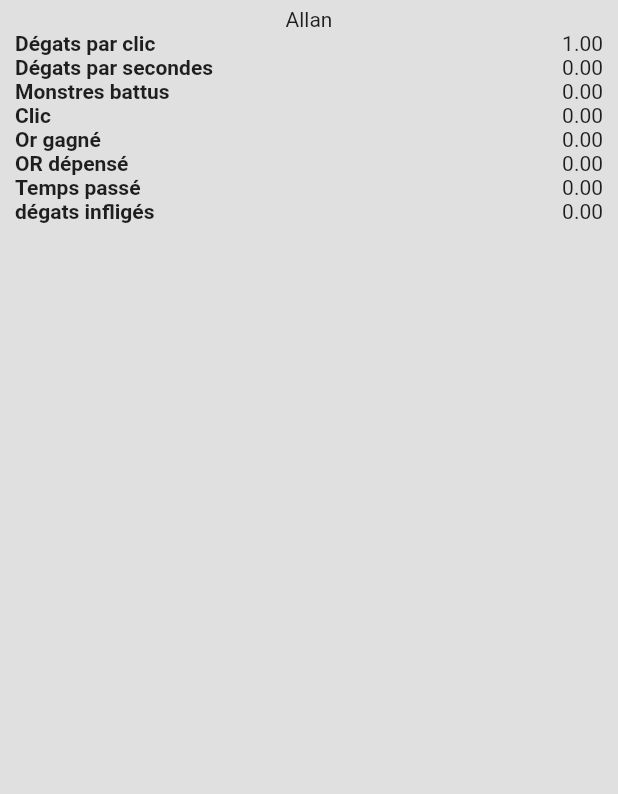
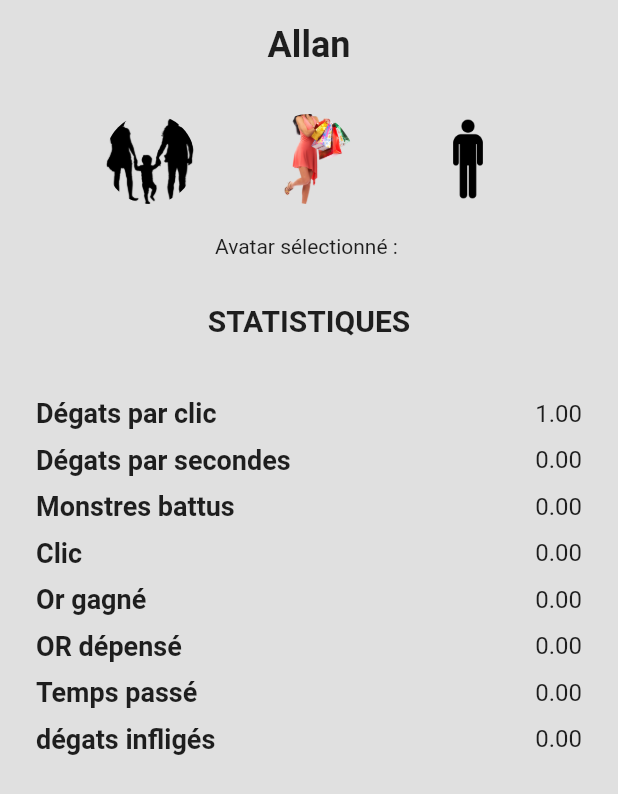
Before and after one commit to SonexGit/amaterasu, a Flutter app: the ProfileScreen widget shown alone on an empty page, opened directly, on a phone screen of 412 x 824 dp. Shown: the top 794 px of the screen. Run offline on Flutter 3.47's test engine with Material 2 defaults, Android fonts, the light colour scheme and no system bars; our stand-ins replace animated_splash_screen, carousel_slider, flutter_svg, shared_preferences; missing offline and left inert: animated_button, multiavatar, snapping_sheet; accounts and stored records are empty; network calls fail.

Commit message:
avatar pour profil

```diff
--- a/lib/main.dart
+++ b/lib/main.dart
@@ -19,7 +19,7 @@ class MyApp extends StatelessWidget {
       home: AnimatedSplashScreen(
         splash: Image.asset("assets/screen/Bienvenue.png"),
         splashIconSize: 500,
-        duration: 5000,
+        duration: 100,
         nextScreen: const BottomBar(),
         splashTransition: SplashTransition.scaleTransition,
       ),
--- a/lib/screens/profile/profile_screen.dart
+++ b/lib/screens/profile/profile_screen.dart
@@ -1,5 +1,7 @@
 import 'package:flutter/material.dart';
-
+import 'package:multiavatar/multiavatar.dart';
+import 'package:flutter_svg/flutter_svg.dart';
+import 'package:shared_preferences/shared_preferences.dart';
 import '../../entities/enemy.dart';
 
 class ProfileScreen extends StatefulWidget {
@@ -10,41 +12,162 @@ class ProfileScreen extends StatefulWidget {
 }
 
 class _ProfileScreenState extends State<ProfileScreen> {
+  String _selectedAvatar = "Bienvenue";
+  bool _showBienvenue = true;
+  bool _showFemme = true;
+  bool _showHomme = true;
+
+  @override
+  void initState() {
+    super.initState();
+    _loadSelectedAvatar();
+  }
+
+  void _loadSelectedAvatar() async {
+    var prefs = await SharedPreferences.getInstance();
+    setState(() {
+      _selectedAvatar = prefs.getString('selectedAvatar') ?? 'Bienvenue';
+      _showBienvenue = _selectedAvatar == 'Bienvenue';
+      _showFemme = _selectedAvatar == 'Femme';
+      _showHomme = _selectedAvatar == 'Homme';
+    });
+  }
+
+  void _saveSelectedAvatar(String value) async {
+    var prefs = await SharedPreferences.getInstance();
+    print("test: $_selectedAvatar");
+    await prefs.setString('selectedAvatar', value);
+  }
+
   @override
   Widget build(BuildContext context) {
     return Container(
-        padding: const EdgeInsets.symmetric(vertical: 5.0, horizontal: 10.0),
+      padding: const EdgeInsets.symmetric(vertical: 16.0, horizontal: 24.0),
       color: Colors.grey.shade300,
       child: Column(
+        crossAxisAlignment: CrossAxisAlignment.stretch,
         children: [
-            Text(player.name),
+          Text(
+            player.name,
+            textAlign: TextAlign.center,
+            style: const TextStyle(
+              fontSize: 24,
+              fontWeight: FontWeight.bold,
+            ),
+          ),
+          const SizedBox(height: 16),
           Column(
-              children: player.stats.entries
-                  .map<MapEntry<String, Widget>>(
-                    (entry) => MapEntry(
-                      entry.key,
+            children: [
+              const SizedBox(height: 16),
+              Column(
+                children: [
+                  Row(
+                      mainAxisAlignment: MainAxisAlignment.spaceEvenly,
+                      children: [
+                        GestureDetector(
+                          onTap: () {
+                            setState(() {
+                              _selectedAvatar = "Bienvenue";
+                              _showBienvenue = true;
+                              _showFemme = false;
+                              _showHomme = false;
+                            });
+                            _saveSelectedAvatar(_selectedAvatar);
+                          },
+                          child: CircleAvatar(
+                            backgroundColor: _showBienvenue
+                                ? Colors.white
+                                : Colors.transparent,
+                            radius: 30,
+                            backgroundImage:
+                                const AssetImage("assets/screen/enfants.png"),
+                          ),
+                        ),
+                        GestureDetector(
+                          onTap: () {
+                            setState(() {
+                              _selectedAvatar = "Femme";
+                              _showBienvenue = false;
+                              _showFemme = true;
+                              _showHomme = false;
+                            });
+                            _saveSelectedAvatar(_selectedAvatar);
+                          },
+                          child: CircleAvatar(
+                            backgroundColor:
+                                _showFemme ? Colors.white : Colors.transparent,
+                            radius: 30,
+                            backgroundImage:
+                                const AssetImage("assets/screen/Femme.png"),
+                          ),
+                        ),
+                        GestureDetector(
+                          onTap: () {
+                            setState(() {
+                              _selectedAvatar = "Homme";
+                              _showBienvenue = false;
+                              _showFemme = false;
+                              _showHomme = true;
+                            });
+                            _saveSelectedAvatar(_selectedAvatar);
+                          },
+                          child: CircleAvatar(
+                            backgroundColor:
+                                _showHomme ? Colors.white : Colors.transparent,
+                            radius: 30,
+                            backgroundImage:
+                                AssetImage("assets/screen/Homme.png"),
+                          ),
+                        ),
+                      ]),
+                ],
+              ),
+              const SizedBox(height: 20),
+              Text("Avatar sélectionné : $_selectedAvatar"),
+            ],
+          ),
+          const SizedBox(height: 30),
+          Column(
+            crossAxisAlignment: CrossAxisAlignment.start,
+            children: [
+              const Center(
+                child: Text(
+                  'STATISTIQUES',
+                  style: TextStyle(
+                    fontSize: 20,
+                    fontWeight: FontWeight.bold,
+                  ),
+                ),
+              ),
+              const SizedBox(height: 40),
+              ...player.stats.entries.map(
+                (entry) => Column(
+                  children: [
                     Row(
                       mainAxisAlignment: MainAxisAlignment.spaceBetween,
                       children: [
                         Text(
                           entry.key,
                           style: const TextStyle(
-                              fontSize: 14,
-                              fontWeight: FontWeight.w700,
+                            fontSize: 18,
+                            fontWeight: FontWeight.bold,
                           ),
                         ),
                         Text(
                           entry.value.toStringAsFixed(2),
-                            style: const TextStyle(fontSize: 14),
+                          style: const TextStyle(fontSize: 16),
                         ),
                       ],
                     ),
+                    const SizedBox(
+                        height: 10), // espace vertical entre chaque ligne
+                  ],
                 ),
-                  )
-                  .map<Widget>((entry) => entry.value)
-                  .toList(),
               ),
             ],
-        ));
+          ),
+        ],
+      ),
+    );
   }
 }
--- a/pubspec.yaml
+++ b/pubspec.yaml
@@ -46,6 +46,10 @@ dependencies:
   animated_splash_screen: ^1.3.0
   flutter_spinkit: ^5.1.0
   carousel_slider: ^4.2.1
+  multiavatar: ^0.1.5
+  flutter_svg: ^1.1.6
+  shared_preferences: ^2.0.18
+
 
 dev_dependencies:
   flutter_test:
```
Also changed, not shown: assets/screen/Femme.png (added), assets/screen/Homme.png (added), assets/screen/enfants.png (added), pubspec.lock, 1 other file. Lines whose indentation alone changed are shown as unchanged.
